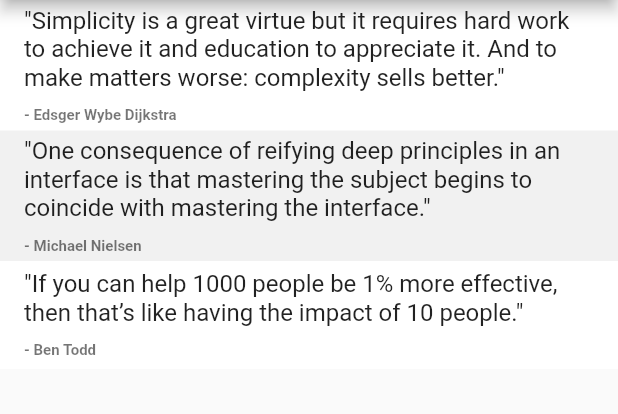
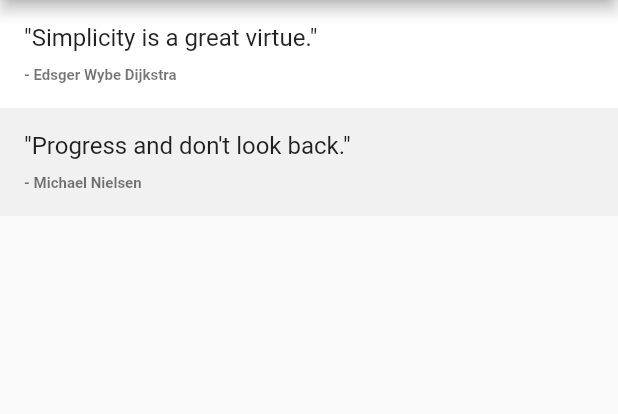
Before and after one commit to cshanjib/flutter_dependency_injection, a Flutter app: the screen it shows after launch, on a phone screen of 412 x 824 dp, the part 84-498 px from its top. Run offline on Flutter 3.47's test engine with Material 2 defaults, Android fonts, the phone set to English and light mode, and no system bars; generated files the repository leaves out were written again.

Commit message:
use futurebuilder to load the quotes from mockapiprovider

```diff
--- /dev/null
+++ b/lib/data/models/quote.dart
@@ -0,0 +1,32 @@
+import 'package:flutter/cupertino.dart';
+import 'package:json_annotation/json_annotation.dart';
+
+part 'quote.g.dart';
+
+@immutable
+@JsonSerializable()
+class Quote {
+  final String quote;
+  final String author;
+  final String lang;
+  final List<String> tags;
+
+  Quote({this.quote, this.author, this.lang, this.tags});
+
+  factory Quote.fromJson(Map<String, dynamic> json) =>
+      _$QuoteFromJson(json);
+
+  Map<String, dynamic> toJson() => _$QuoteToJson(this);
+}
+
+@JsonSerializable()
+class QuoteList {
+  final List<Quote> quotes;
+
+  QuoteList({this.quotes});
+
+  factory QuoteList.fromJson(Map<String, dynamic> json) =>
+      _$QuoteListFromJson(json);
+
+  Map<String, dynamic> toJson() => _$QuoteListToJson(this);
+}
--- /dev/null
+++ b/lib/data/providers/quote_api_provider.dart
@@ -0,0 +1,20 @@
+import 'package:dependency_injection_demo/data/models/quote.dart';
+
+abstract class QuoteApiProvider {
+  const QuoteApiProvider();
+
+  Future<List> getQuotes();
+}
+
+class MockQuoteApiProvider implements QuoteApiProvider {
+  const MockQuoteApiProvider();
+
+  Future<List<Quote>> getQuotes() async {
+    //add some delay to give the feel of api call
+    await Future.delayed(Duration(seconds: 3));
+    return Future.value([
+      Quote(quote: "Simplicity is a great virtue.", author: "Edsger Wybe Dijkstra"),
+      Quote(quote: "Progress and don't look back.", author: "Michael Nielsen")
+    ]);
+  }
+}
--- /dev/null
+++ b/lib/data/repositories/quote_repository.dart
@@ -0,0 +1,12 @@
+import 'package:dependency_injection_demo/data/providers/quote_api_provider.dart';
+
+class QuoteRepository {
+  final QuoteApiProvider _provider;
+
+  const QuoteRepository({provider})
+      : _provider = provider ?? const MockQuoteApiProvider();
+
+  Future<List> getQuotes() {
+    return _provider.getQuotes();
+  }
+}
--- a/lib/main.dart
+++ b/lib/main.dart
@@ -1,3 +1,5 @@
+import 'package:dependency_injection_demo/data/models/quote.dart';
+import 'package:dependency_injection_demo/data/repositories/quote_repository.dart';
 import 'package:flutter/material.dart';
 
 void main() {
@@ -5,7 +7,6 @@ void main() {
 }
 
 class MyApp extends StatelessWidget {
-  // This widget is the root of your application.
   @override
   Widget build(BuildContext context) {
     return MaterialApp(
@@ -25,29 +26,16 @@ class MyQuotePage extends StatefulWidget {
 }
 
 class _MyQuotePageState extends State<MyQuotePage> {
-  final List _data = [
-    {
-      "tags": ["software engineering", "programming", "design", "marketing"],
-      "quote":
-          "Simplicity is a great virtue but it requires hard work to achieve it and education to appreciate it. And to make matters worse: complexity sells better.",
-      "lang": "en",
-      "author": "Edsger Wybe Dijkstra"
-    },
-    {
-      "tags": ["science", "short", "ux", "knowledge", "ui", "software"],
-      "quote":
-          "One consequence of reifying deep principles in an interface is that mastering the subject begins to coincide with mastering the interface.",
-      "lang": "en",
-      "author": "Michael Nielsen"
-    },
-    {
-      "tags": ["short", "effective altruism", "impact"],
-      "quote":
-          "If you can help 1000 people be 1% more effective, then that’s like having the impact of 10 people.",
-      "lang": "en",
-      "author": "Ben Todd"
-    }
-  ];
+  QuoteRepository _quoteRepository;
+
+  Future<List> _futureQuote;
+
+  @override
+  void initState() {
+    super.initState();
+    _quoteRepository = QuoteRepository();
+    _futureQuote = _quoteRepository.getQuotes();
+  }
 
   @override
   Widget build(BuildContext context) {
@@ -56,23 +44,34 @@ class _MyQuotePageState extends State<MyQuotePage> {
           title: Text(widget.title),
         ),
         body: Center(
-          child: ListView.builder(
-            itemCount: _data.length,
-            itemBuilder: (context, index) => _quoteItem(_data[index], index),
-          ),
-        ) // This trailing comma makes auto-formatting nicer for build methods.
-        );
+          child: FutureBuilder<List<Quote>>(
+              future: _futureQuote,
+              builder: (context, AsyncSnapshot<List<Quote>> snapData) {
+                if (snapData.connectionState == ConnectionState.waiting) {
+                  return Center(child: Text('Please wait its loading...'));
+                } else {
+                  if (snapData.hasError)
+                    return Center(child: Text('Error: ${snapData.error}'));
+                  else
+                    return ListView.builder(
+                      itemCount: snapData.data.length,
+                      itemBuilder: (context, index) =>
+                          _quoteItem(snapData.data[index], index),
+                    );
+                }
+              }),
+        ));
   }
 
-  _quoteItem(item, index) {
+  Widget _quoteItem(Quote item, index) {
     return ListTile(
       tileColor: index % 2 == 0 ? Colors.white : Colors.grey.withOpacity(0.1),
       title: Text(
-        '"${item["quote"]}"',
+        '"${item.quote}"',
       ),
       subtitle: Padding(
         padding: const EdgeInsets.only(top: 10),
-        child: Text('- ${item["author"]}',
+        child: Text('- ${item.author}',
             style: TextStyle(fontWeight: FontWeight.bold, fontSize: 10)),
       ),
     );
```
Also changed, not shown: pubspec.yaml (+6 -1 lines), lib/data/models/quote.g.dart (added), pubspec.lock.
